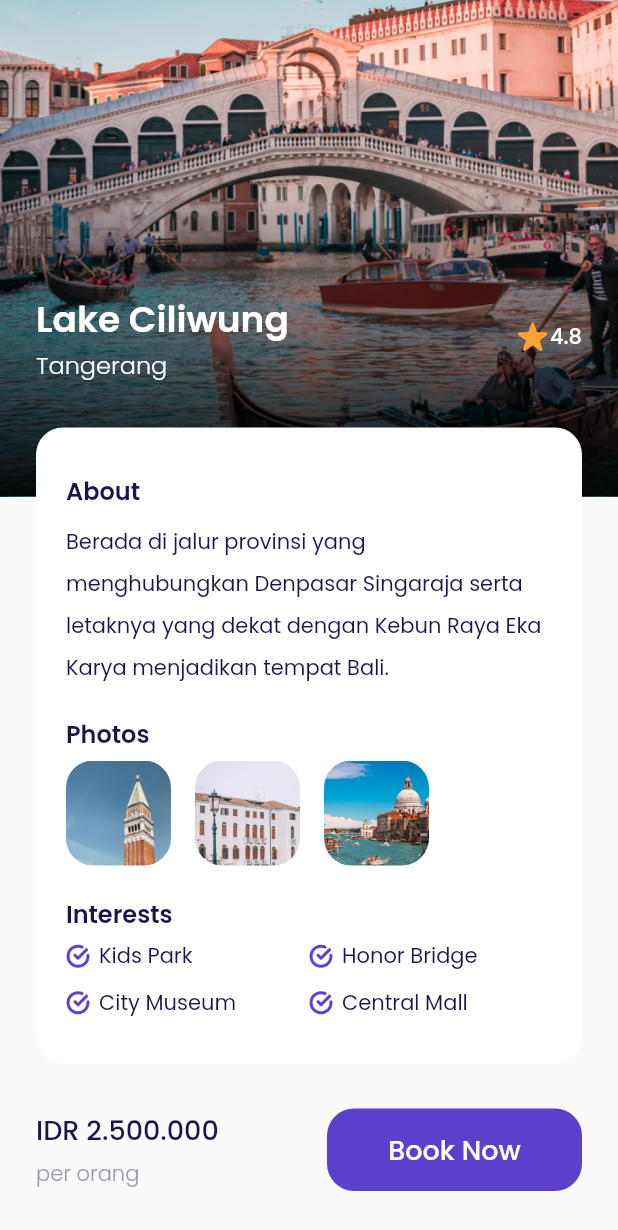
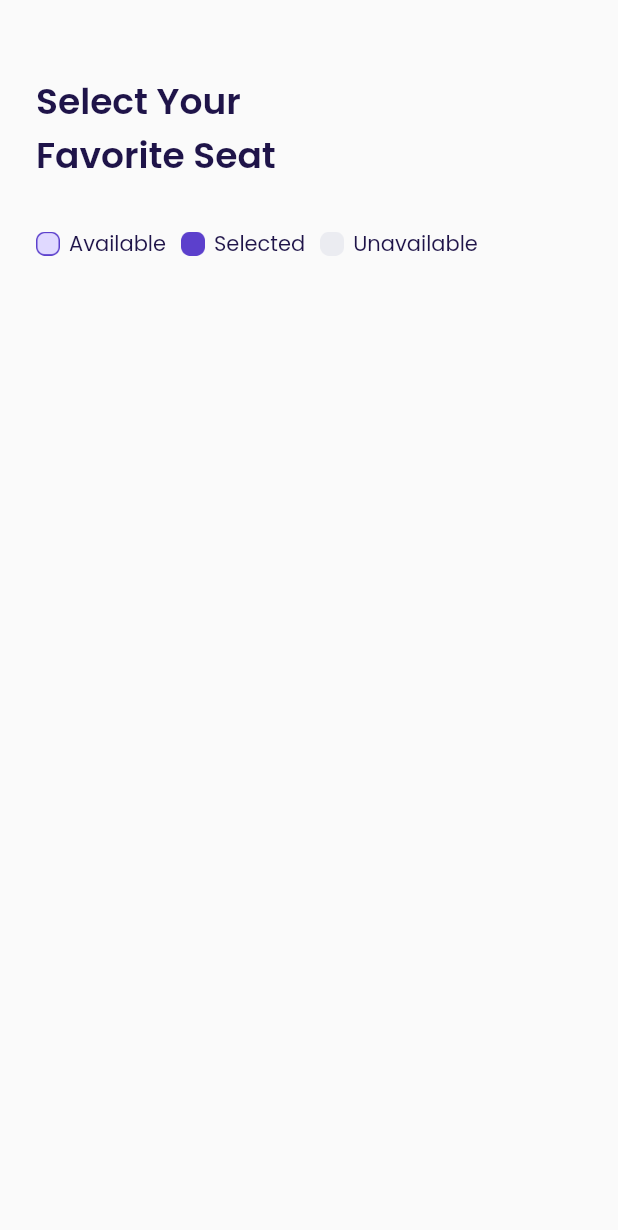
Before and after one commit to RidhaAF/airplane_app, a Flutter app: the DetailPage screen opened directly, scrolled down 119 dp, after a tap on "Book Now", on a phone screen of 412 x 824 dp. Shown: the top 1230 px of the screen. Run offline on Flutter 3.47's test engine with Material 2 defaults, Android fonts, the phone set to English and light mode, and no system bars; our stand-ins replace google_fonts.

Commit message:
Choose Seat Page - Title & Status

```diff
--- /dev/null
+++ b/lib/ui/pages/choose_seat_page.dart
@@ -0,0 +1,90 @@
+import 'package:airplane_app/shared/theme.dart';
+import 'package:flutter/material.dart';
+
+class ChooseSeatPage extends StatelessWidget {
+  const ChooseSeatPage({Key? key}) : super(key: key);
+
+  @override
+  Widget build(BuildContext context) {
+    Widget title() {
+      return Container(
+        margin: EdgeInsets.only(top: 50),
+        child: Text(
+          'Select Your\nFavorite Seat',
+          style: blackTextStyle.copyWith(
+            fontSize: 24,
+            fontWeight: semiBold,
+          ),
+        ),
+      );
+    }
+
+    Widget seatStatus() {
+      return Container(
+        margin: EdgeInsets.only(top: 30),
+        child: Row(
+          children: [
+            // NOTE: AVAILABLE
+            Container(
+              height: 16,
+              width: 16,
+              margin: EdgeInsets.only(right: 6),
+              decoration: BoxDecoration(
+                image: DecorationImage(
+                  image: AssetImage('assets/icon_available.png'),
+                ),
+              ),
+            ),
+            Text(
+              'Available',
+              style: blackTextStyle,
+            ),
+
+            // NOTE: SELECTED
+            Container(
+              height: 16,
+              width: 16,
+              margin: EdgeInsets.only(left: 10, right: 6),
+              decoration: BoxDecoration(
+                image: DecorationImage(
+                  image: AssetImage('assets/icon_selected.png'),
+                ),
+              ),
+            ),
+            Text(
+              'Selected',
+              style: blackTextStyle,
+            ),
+
+            // NOTE: UNAVAILABLE
+            Container(
+              height: 16,
+              width: 16,
+              margin: EdgeInsets.only(left: 10, right: 6),
+              decoration: BoxDecoration(
+                image: DecorationImage(
+                  image: AssetImage('assets/icon_unavailable.png'),
+                ),
+              ),
+            ),
+            Text(
+              'Unavailable',
+              style: blackTextStyle,
+            ),
+          ],
+        ),
+      );
+    }
+
+    return Scaffold(
+      backgroundColor: kBackgroundColor,
+      body: ListView(
+        padding: EdgeInsets.symmetric(horizontal: defaultMargin),
+        children: [
+          title(),
+          seatStatus(),
+        ],
+      ),
+    );
+  }
+}
--- a/lib/ui/pages/detail_page.dart
+++ b/lib/ui/pages/detail_page.dart
@@ -1,4 +1,5 @@
 import 'package:airplane_app/shared/theme.dart';
+import 'package:airplane_app/ui/pages/choose_seat_page.dart';
 import 'package:airplane_app/ui/widgets/custom_button.dart';
 import 'package:airplane_app/ui/widgets/interest_item.dart';
 import 'package:airplane_app/ui/widgets/photo_item.dart';
@@ -234,7 +235,14 @@
                   CustomButton(
                     title: 'Book Now',
                     width: 170,
-                    onPressed: () {},
+                    onPressed: () {
+                      Navigator.push(
+                        context,
+                        MaterialPageRoute(
+                          builder: (context) => ChooseSeatPage(),
+                        ),
+                      );
+                    },
                   ),
                 ],
               ),
```
